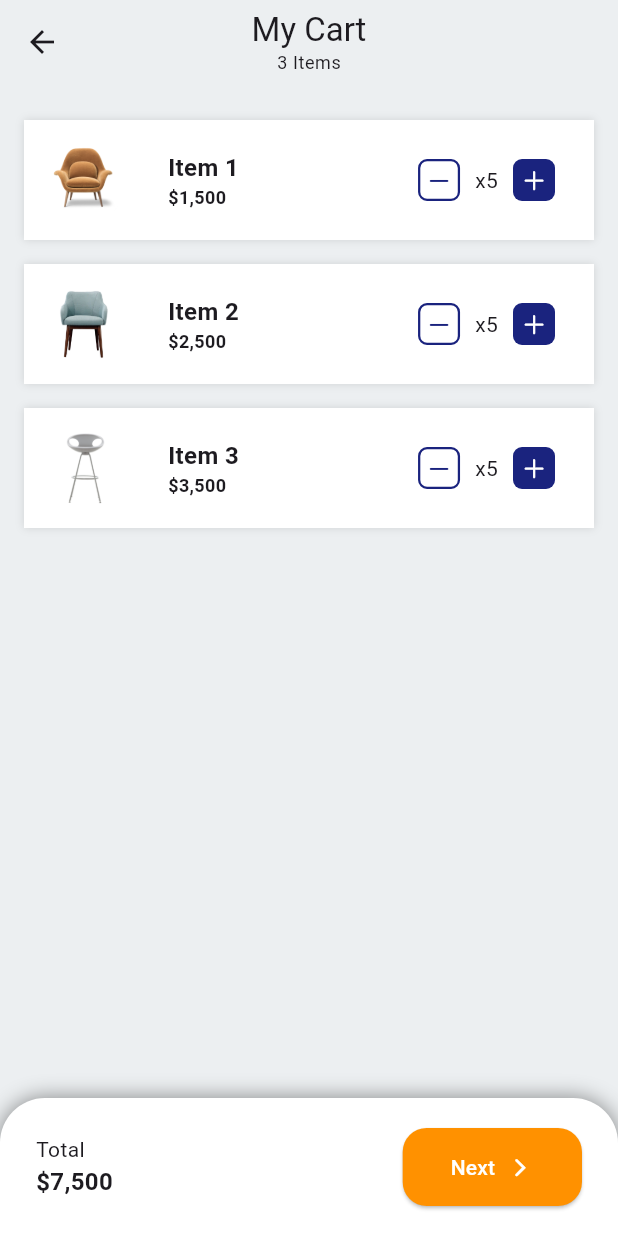
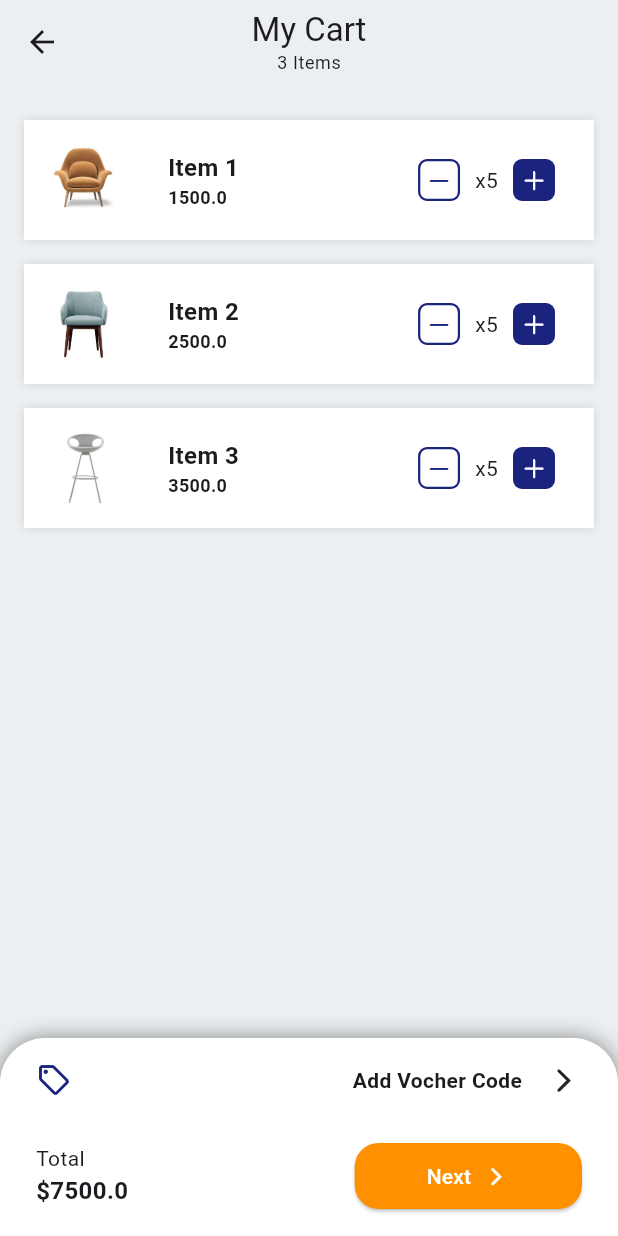
Before and after one commit to MrPouyaSaad/cart_screen, a Flutter app: the screen it shows after launch, on a phone screen of 412 x 824 dp. Run offline on Flutter 3.47's test engine with Material 2 defaults, Android fonts, the phone set to English and light mode, and no system bars.

Commit message:
Add Vocher Code And Edit Product Entity

```diff
--- a/lib/cart.dart
+++ b/lib/cart.dart
@@ -1,6 +1,8 @@
-import 'package:cart_screen/product.dart';
+// ignore_for_file: public_member_api_docs, sort_constructors_first
 import 'package:flutter/cupertino.dart';
 import 'package:flutter/material.dart';
+
+import 'package:cart_screen/product.dart';
 
 class CartScreen extends StatefulWidget {
   const CartScreen({super.key});
@@ -15,17 +17,17 @@ class _CartScreenState extends State<CartScreen> {
         id: 1,
         imagePach: 'assets/images/Item_1.png',
         title: 'Item 1',
-        price: '\$1,500'),
+        price: 1500),
     Product(
         id: 2,
         imagePach: 'assets/images/Item_2.png',
         title: 'Item 2',
-        price: '\$2,500'),
+        price: 2500),
     Product(
         id: 3,
         imagePach: 'assets/images/Item_3.png',
         title: 'Item 3',
-        price: '\$3,500'),
+        price: 3500),
   ];
   @override
   Widget build(BuildContext context) {
@@ -33,7 +35,9 @@ class _CartScreenState extends State<CartScreen> {
     return Scaffold(
       backgroundColor: Colors.blueGrey[50],
       appBar: myAppBar(themeData),
-      bottomNavigationBar: const MyBottomNavigationBar(),
+      bottomNavigationBar: MyBottomNavigationBar(
+        products: products,
+      ),
       body: ListView.builder(
         padding: const EdgeInsets.symmetric(horizontal: 16, vertical: 16),
         itemCount: products.length,
@@ -46,17 +50,33 @@ class _CartScreenState extends State<CartScreen> {
   }
 }
 
-class MyBottomNavigationBar extends StatelessWidget {
+class MyBottomNavigationBar extends StatefulWidget {
   const MyBottomNavigationBar({
-    super.key,
-  });
+    Key? key,
+    required this.products,
+  }) : super(key: key);
+  final List<Product> products;
+
+  @override
+  State<MyBottomNavigationBar> createState() => _MyBottomNavigationBarState();
+}
+
+class _MyBottomNavigationBarState extends State<MyBottomNavigationBar> {
+  totalPrice() {
+    double total = 0;
+    for (var i = 0; i < widget.products.length; i++) {
+      total += widget.products[i].price;
+    }
+    return total;
+  }
 
   @override
   Widget build(BuildContext context) {
     return Container(
-      height: 92,
+      height: 132,
       padding: const EdgeInsets.symmetric(
         horizontal: 24,
+        vertical: 16,
       ),
       decoration: const BoxDecoration(
         color: Colors.white,
@@ -71,16 +91,36 @@ class MyBottomNavigationBar extends StatelessWidget {
           )
         ],
       ),
-      child: Row(
+      child: Column(
         mainAxisAlignment: MainAxisAlignment.spaceBetween,
         children: [
-          const Text.rich(
+          Row(
+            children: [
+              Icon(
+                Icons.local_offer_outlined,
+                color: Colors.indigo.shade900,
+              ),
+              const Spacer(),
+              const Text(
+                'Add Vocher Code',
+                style: TextStyle(fontWeight: FontWeight.bold),
+              ),
+              const SizedBox(
+                width: 16,
+              ),
+              const Icon(CupertinoIcons.forward),
+            ],
+          ),
+          Row(
+            mainAxisAlignment: MainAxisAlignment.spaceBetween,
+            children: [
+              Text.rich(
                 TextSpan(
                   text: 'Total\n',
                   children: [
                     TextSpan(
-                  text: '\$7,500',
-                  style: TextStyle(
+                      text: '\$${totalPrice()}',
+                      style: const TextStyle(
                         fontWeight: FontWeight.bold,
                         fontSize: 16,
                       ),
@@ -96,8 +136,8 @@ class MyBottomNavigationBar extends StatelessWidget {
                     alignment: Alignment.center,
                     backgroundColor: Colors.orangeAccent[400],
                     foregroundColor: Colors.white,
-                padding:
-                    const EdgeInsets.symmetric(horizontal: 32, vertical: 16),
+                    padding: const EdgeInsets.symmetric(
+                        horizontal: 48, vertical: 12),
                     shape: RoundedRectangleBorder(
                       borderRadius: BorderRadius.circular(16.0),
                     ),
@@ -107,6 +147,8 @@ class MyBottomNavigationBar extends StatelessWidget {
                     'Next',
                   ),
                 ),
+              ),
+            ],
           ),
         ],
       ),
@@ -174,7 +216,7 @@ class CartItem extends StatelessWidget {
                     const TextStyle(fontSize: 16, fontWeight: FontWeight.bold),
                 children: [
                   TextSpan(
-                    text: product.price,
+                    text: product.price.toString(),
                     style: const TextStyle(fontSize: 12),
                   ),
                 ],
--- a/lib/product.dart
+++ b/lib/product.dart
@@ -4,7 +4,7 @@ class Product {
   String imagePach;
 
   String title;
-  String price;
+  double price;
   Product({
     required this.id,
     required this.imagePach,
```
Lines whose indentation alone changed are shown as unchanged.
